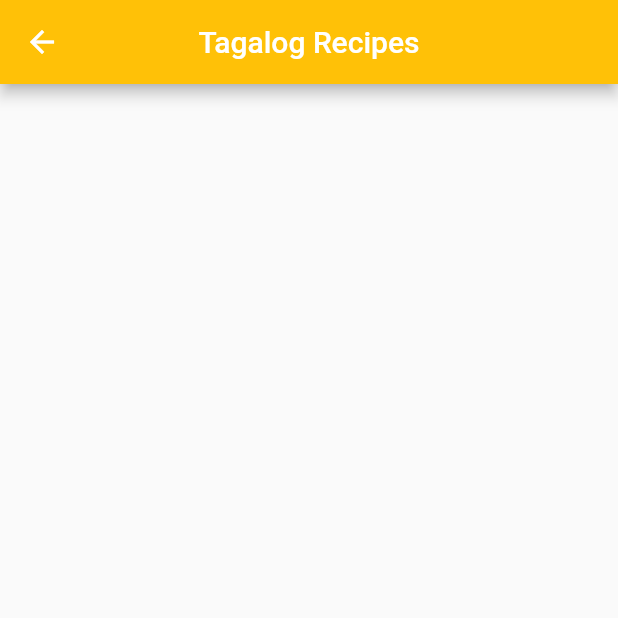
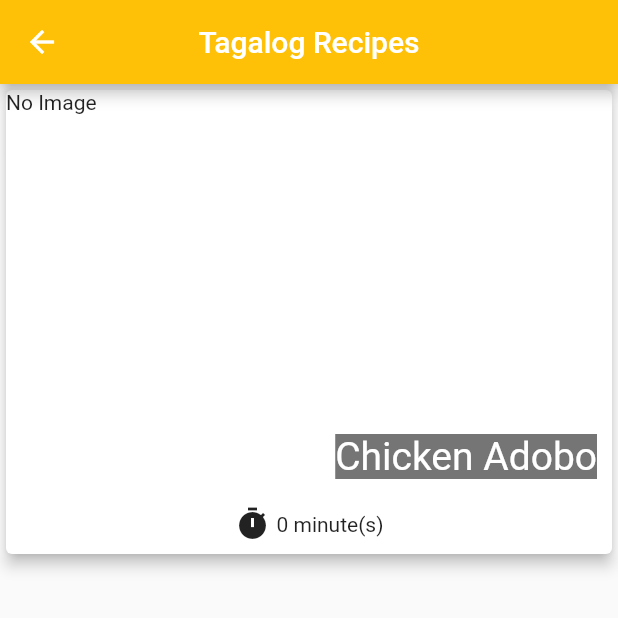
Before and after one commit to arnirie/mad_pinoy_recipe_3b, a Flutter app: the screen it shows after launch, after a tap on "Tagalog Recipes", on a phone screen of 412 x 824 dp, the top half of it. Run offline on Flutter 3.47's test engine with Material 2 defaults, Android fonts, the phone set to English and light mode, and no system bars; network calls fail.

Commit message:
updated recipe view

```diff
--- /dev/null
+++ b/lib/components/recipe_tile.dart
@@ -0,0 +1,75 @@
+import 'package:flutter/material.dart';
+import 'package:mad_pinoy_recipes_3b/models/recipe.dart';
+import 'package:mad_pinoy_recipes_3b/screens/recipe_view.dart';
+
+class RecipeTile extends StatelessWidget {
+  RecipeTile(this.recipe, {super.key});
+
+  Recipe recipe;
+
+  @override
+  Widget build(BuildContext context) {
+    return Card(
+      elevation: 4,
+      child: InkWell(
+        onTap: () {
+          Navigator.push(
+            context,
+            MaterialPageRoute(builder: (_) => RecipeViewScreen(recipe)),
+          );
+        },
+        child: Column(
+          mainAxisSize: MainAxisSize.min,
+          children: [
+            Stack(
+              children: [
+                AspectRatio(
+                  aspectRatio: 3 / 2,
+                  child: ClipRRect(
+                    borderRadius: const BorderRadius.only(
+                      topLeft: Radius.circular(5),
+                      topRight: Radius.circular(5),
+                    ),
+                    child: recipe.imageUrl == null
+                        ? Text('No Image')
+                        : Image.network(
+                            recipe.imageUrl!,
+                            fit: BoxFit.cover,
+                          ),
+                  ),
+                ),
+                Positioned(
+                  bottom: 10,
+                  right: 10,
+                  child: Container(
+                    color: Colors.black54,
+                    child: Text(
+                      recipe.name,
+                      style: const TextStyle(
+                        color: Colors.white,
+                        fontSize: 26,
+                      ),
+                    ),
+                  ),
+                ),
+              ],
+            ),
+            Padding(
+              padding: const EdgeInsets.symmetric(vertical: 8),
+              child: Row(
+                mainAxisAlignment: MainAxisAlignment.center,
+                children: [
+                  const Icon(Icons.timer),
+                  const SizedBox(
+                    width: 4,
+                  ),
+                  Text('${recipe.duration} minute(s)'),
+                ],
+              ),
+            ),
+          ],
+        ),
+      ),
+    );
+  }
+}
--- a/lib/data/back_data.dart
+++ b/lib/data/back_data.dart
@@ -43,7 +43,7 @@ List<Recipe> RECIPES = const [
       ],
       duration: 45,
       imageUrl:
-          'https://www.kawalingpinoy.com/wp-content/uploads/2019/12/chicken-asado-3-730x973.jpg'),
+          'https://panlasangpinoy.com/wp-content/uploads/2014/12/Chicken-Asado.jpg'),
   Recipe(
     id: 2,
     categoryId: 2,
--- a/lib/screens/recipe_list.dart
+++ b/lib/screens/recipe_list.dart
@@ -1,4 +1,6 @@
 import 'package:flutter/material.dart';
+import 'package:mad_pinoy_recipes_3b/components/recipe_tile.dart';
+import 'package:mad_pinoy_recipes_3b/data/back_data.dart';
 import 'package:mad_pinoy_recipes_3b/models/category.dart';
 
 class RecipeListScreen extends StatelessWidget {
@@ -6,14 +8,24 @@ class RecipeListScreen extends StatelessWidget {
 
   Category category;
 
+  var recipesList = [];
+
   @override
   Widget build(BuildContext context) {
+    recipesList =
+        RECIPES.where((recipe) => recipe.categoryId == category.id).toList();
     return Scaffold(
       appBar: AppBar(
         title: Text(category.name),
         centerTitle: true,
         backgroundColor: category.color,
       ),
+      body: ListView.builder(
+        itemCount: recipesList.length,
+        itemBuilder: (_, index) {
+          return RecipeTile(recipesList[index]);
+        },
+      ),
     );
   }
 }
```
Also changed, not shown: lib/screens/recipe_view.dart (added, +70 -0 lines).
